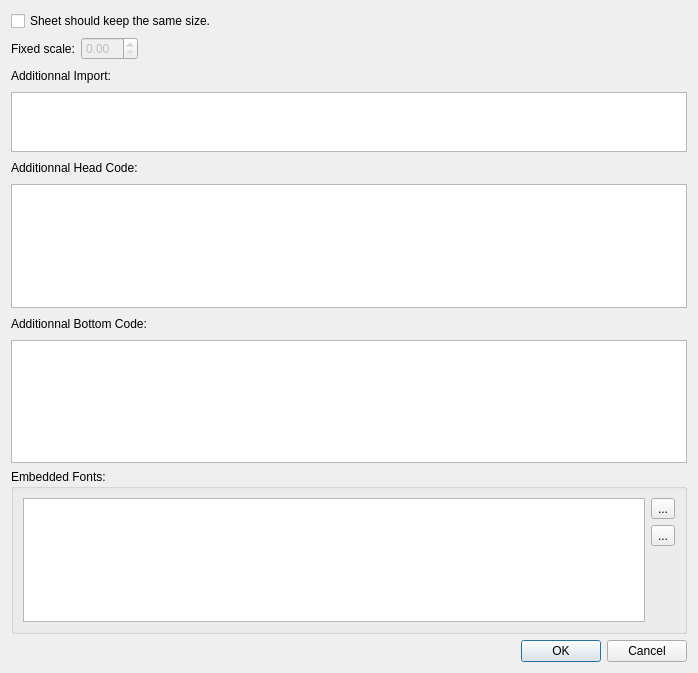
Before: the Qt Designer form src/binaries/rcse/dialog/sheetproperties.ui in Rolisteam/rolisteam, drawn with Qt 5.
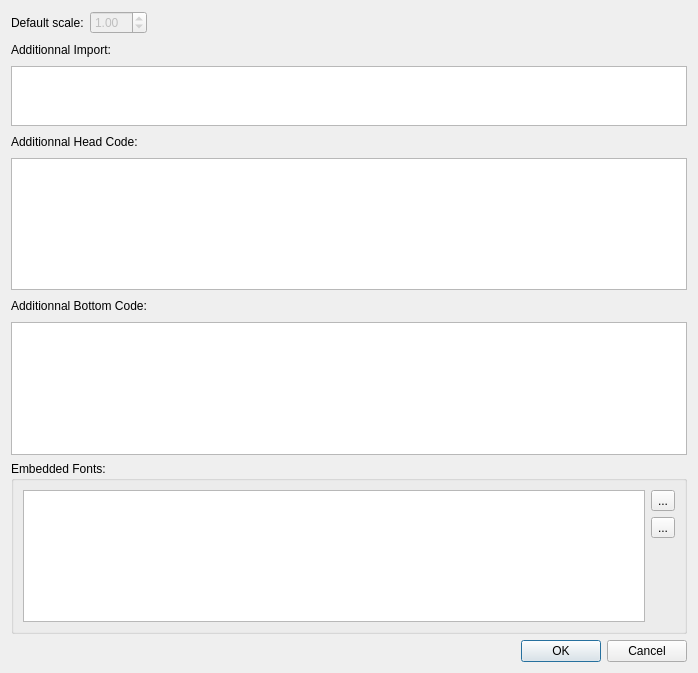
After: the same form once the commit is applied. Icons and pictures are not drawn. Custom widgets are drawn as their Qt base class.

```diff
--- a/src/binaries/rcse/dialog/sheetproperties.ui
+++ b/src/binaries/rcse/dialog/sheetproperties.ui
@@ -18,36 +18,12 @@
     <normaloff>:/resources/logo/symbol2.png</normaloff>:/resources/logo/symbol2.png</iconset>
   </property>
   <layout class="QVBoxLayout" name="verticalLayout_2">
-   <item>
-    <layout class="QHBoxLayout" name="horizontalLayout_4">
-     <item>
-      <widget class="QCheckBox" name="m_flickable">
-       <property name="text">
-        <string>Sheet should keep the same size.</string>
-       </property>
-      </widget>
-     </item>
-     <item>
-      <spacer name="horizontalSpacer_3">
-       <property name="orientation">
-        <enum>Qt::Horizontal</enum>
-       </property>
-       <property name="sizeHint" stdset="0">
-        <size>
-         <width>40</width>
-         <height>20</height>
-        </size>
-       </property>
-      </spacer>
-     </item>
-    </layout>
-   </item>
    <item>
     <layout class="QHBoxLayout" name="horizontalLayout_3">
      <item>
       <widget class="QLabel" name="label_2">
        <property name="text">
-        <string>Fixed scale:</string>
+        <string>Default scale:</string>
        </property>
       </widget>
      </item>
@@ -56,6 +32,9 @@
        <property name="enabled">
         <bool>false</bool>
        </property>
+       <property name="value">
+        <double>1.000000000000000</double>
+       </property>
       </widget>
      </item>
      <item>
```
Left out of the diff: 26 changed lines with no effect on the pictures.
